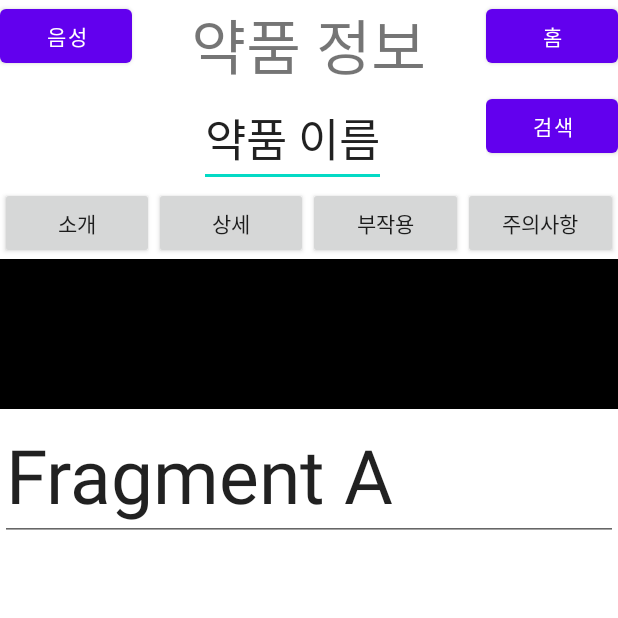
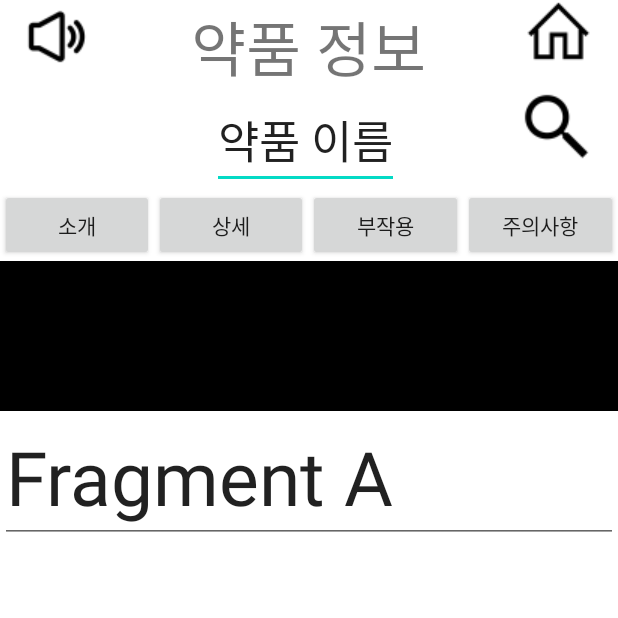
Before and after one commit to HIBAR97/Project_Who_yak, an Android app: the Drug_information screen opened directly, with no data from a screen before it, on a phone screen of 412 x 824 dp, the top half of it. Run offline under Robolectric (Android 15) with nearby library versions, the phone set to English and light mode, and no system bars; network calls fail.

```diff
--- a/app/src/main/res/layout/activity_schedule.xml
+++ b/app/src/main/res/layout/activity_schedule.xml
@@ -22,6 +22,8 @@
                 android:layout_gravity="left"
                 android:layout_marginLeft="5dp"
                 android:layout_weight="1"
+                android:drawableRight="@drawable/voice"
+                android:background="#00ff0000"
                 android:text="@string/btn_Voice" />
 
             <TextView
@@ -34,11 +36,13 @@
 
             <Button
                 android:id="@+id/btnhome"
-                android:layout_width="70dp"
+                android:layout_width="75dp"
                 android:layout_height="45dp"
                 android:layout_gravity="right"
                 android:layout_marginRight="5dp"
                 android:layout_weight="1"
+                android:background="#00ff0000"
+                android:drawableLeft="@drawable/home"
                 android:text="@string/btn_Home" />
         </FrameLayout>
     </LinearLayout>
--- a/app/src/main/res/layout/layout_drug_information.xml
+++ b/app/src/main/res/layout/layout_drug_information.xml
@@ -10,6 +10,7 @@
         android:layout_width="fill_parent"
         android:layout_height="wrap_content"
         android:weightSum="3"
+        android:paddingTop="1dp"
         android:orientation="horizontal">
 
         //Voice button
@@ -19,9 +20,10 @@
             android:layout_weight="1"
             android:gravity="left">
             <Button
-                android:layout_width="wrap_content"
-                android:layout_height="wrap_content"
-                android:text="@string/btn_Voice"
+                android:layout_width="75dp"
+                android:layout_height="45dp"
+                android:drawableRight="@drawable/voice"
+                android:background="#00ff0000"
                 android:textAlignment="center"/>
 
         </LinearLayout>
@@ -52,9 +54,10 @@
 
             <Button
                 android:id="@+id/Btn_Drug_info_Home"
-                android:layout_width="wrap_content"
-                android:layout_height="wrap_content"
-                android:text="@string/btn_Home"
+                android:layout_width="75dp"
+                android:layout_height="40dp"
+                android:drawableRight="@drawable/home"
+                android:background="#00ff0000"
                 android:textAlignment="center"/>
 
         </LinearLayout>
@@ -102,9 +105,10 @@
             android:gravity="right">
 
             <Button
-                android:layout_width="wrap_content"
-                android:layout_height="wrap_content"
-                android:text="@string/btn_Search"/>
+                android:layout_width="75dp"
+                android:layout_height="45dp"
+                android:drawableRight="@drawable/search"
+                android:background="#00ff0000"/>
 
         </LinearLayout>
     </LinearLayout>
```
Also changed, not shown: app/src/main/res/layout/activity_bltboard.xml (+9 -5 lines), app/src/main/res/layout/activity_home.xml (+7 -3 lines), app/src/main/res/layout/activity_userpage.xml (+12 -11 lines), app/src/main/res/drawable/home.png (added), app/src/main/res/drawable/search.png (added), app/src/main/res/drawable/userpage.png (added), app/src/main/res/drawable/voice.png (added).
